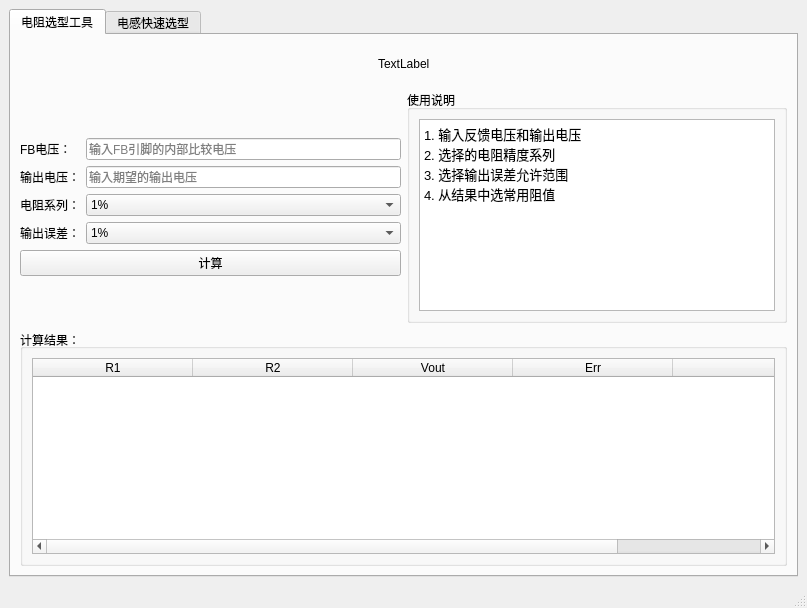
The window that src/mainwindow.ui (microcai/JLC_R_util) describes before a commit, drawn with Qt 5.
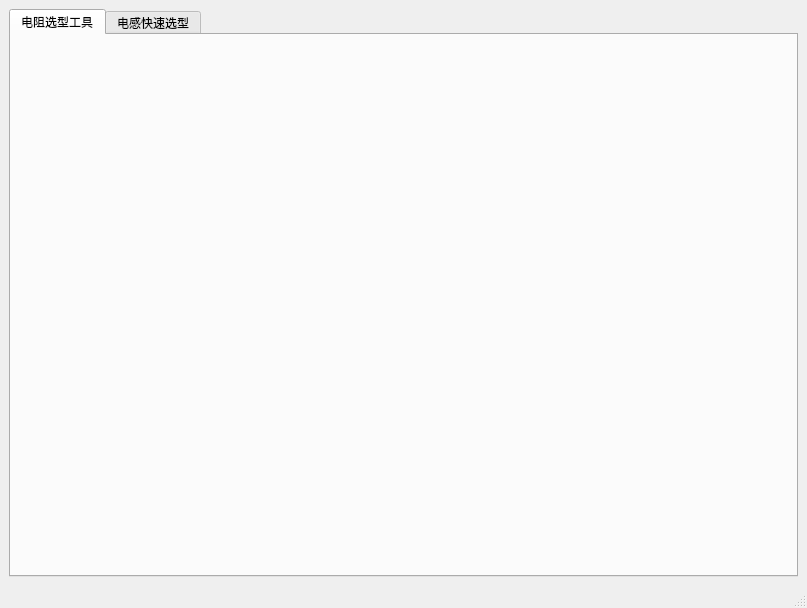
The same window after the commit. Custom widgets are drawn as their Qt base class.

Commit message: 分离设计。不同工具放入 tab

```diff
--- a/src/mainwindow.ui
+++ b/src/mainwindow.ui
@@ -24,253 +24,7 @@
        <attribute name="title">
         <string>电阻选型工具</string>
        </attribute>
-       <layout class="QVBoxLayout" name="verticalLayout_5" stretch="1,0,6">
-        <item>
-         <layout class="QHBoxLayout" name="horizontalLayout_3">
-          <item>
-           <spacer name="horizontalSpacer">
-            <property name="orientation">
-             <enum>Qt::Horizontal</enum>
-            </property>
-            <property name="sizeHint" stdset="0">
-             <size>
-              <width>40</width>
-              <height>20</height>
-             </size>
-            </property>
-           </spacer>
-          </item>
-          <item>
-           <widget class="QLabel" name="pic_show">
-            <property name="text">
-             <string>TextLabel</string>
-            </property>
-           </widget>
-          </item>
-          <item>
-           <spacer name="horizontalSpacer_2">
-            <property name="orientation">
-             <enum>Qt::Horizontal</enum>
-            </property>
-            <property name="sizeHint" stdset="0">
-             <size>
-              <width>40</width>
-              <height>20</height>
-             </size>
-            </property>
-           </spacer>
-          </item>
-         </layout>
-        </item>
-        <item>
-         <layout class="QHBoxLayout" name="horizontalLayout">
-          <item>
-           <layout class="QVBoxLayout" name="verticalLayout_3">
-            <item>
-             <layout class="QFormLayout" name="formLayout">
-              <property name="sizeConstraint">
-               <enum>QLayout::SetMaximumSize</enum>
-              </property>
-              <property name="formAlignment">
-               <set>Qt::AlignCenter</set>
-              </property>
-              <item row="0" column="0">
-               <widget class="QLabel" name="label">
-                <property name="text">
-                 <string>FB电压：</string>
-                </property>
-               </widget>
-              </item>
-              <item row="0" column="1">
-               <widget class="QLineEdit" name="fb_voltage">
-                <property name="contextMenuPolicy">
-                 <enum>Qt::DefaultContextMenu</enum>
-                </property>
-                <property name="acceptDrops">
-                 <bool>false</bool>
-                </property>
-                <property name="inputMethodHints">
-                 <set>Qt::ImhDigitsOnly</set>
-                </property>
-                <property name="text">
-                 <string notr="true"/>
-                </property>
-                <property name="maxLength">
-                 <number>32767</number>
-                </property>
-                <property name="echoMode">
-                 <enum>QLineEdit::Normal</enum>
-                </property>
-                <property name="placeholderText">
-                 <string>输入FB引脚的内部比较电压</string>
-                </property>
-               </widget>
-              </item>
-              <item row="1" column="0">
-               <widget class="QLabel" name="label_2">
-                <property name="text">
-                 <string>输出电压：</string>
-                </property>
-               </widget>
-              </item>
-              <item row="1" column="1">
-               <widget class="QLineEdit" name="out_voltage">
-                <property name="placeholderText">
-                 <string>输入期望的输出电压</string>
-                </property>
-               </widget>
-              </item>
-              <item row="2" column="0">
-               <widget class="QLabel" name="label_3">
-                <property name="text">
-                 <string>电阻系列：</string>
-                </property>
-               </widget>
-              </item>
-              <item row="3" column="0">
-               <widget class="QLabel" name="label_4">
-                <property name="text">
-                 <string>输出误差：</string>
-                </property>
-               </widget>
-              </item>
-              <item row="3" column="1">
-               <widget class="QComboBox" name="output_accuracy">
-                <item>
-                 <property name="text">
-                  <string>1%</string>
-                 </property>
-                </item>
-                <item>
-                 <property name="text">
-                  <string>5%</string>
-                 </property>
-                </item>
-                <item>
-                 <property name="text">
-                  <string>10%</string>
-                 </property>
-                </item>
-               </widget>
-              </item>
-              <item row="4" column="0" colspan="2">
-               <widget class="QPushButton" name="begin_calc">
-                <property name="text">
-                 <string>计算</string>
-                </property>
-               </widget>
-              </item>
-              <item row="2" column="1">
-               <widget class="QComboBox" name="resistance_type">
-                <item>
-                 <property name="text">
-                  <string>1%</string>
-                 </property>
-                </item>
-                <item>
-                 <property name="text">
-                  <string>5%</string>
-                 </property>
-                </item>
-                <item>
-                 <property name="text">
-                  <string>立创基础库电阻</string>
-                 </property>
-                </item>
-               </widget>
-              </item>
-             </layout>
-            </item>
-           </layout>
-          </item>
-          <item>
-           <widget class="QGroupBox" name="groupBox">
-            <property name="title">
-             <string>使用说明</string>
-            </property>
-            <layout class="QVBoxLayout" name="verticalLayout">
-             <item>
-              <widget class="QTextBrowser" name="textBrowser">
-               <property name="html">
-                <string>&lt;!DOCTYPE HTML PUBLIC &quot;-//W3C//DTD HTML 4.0//EN&quot; &quot;http://www.w3.org/TR/REC-html40/strict.dtd&quot;&gt;
-&lt;html&gt;&lt;head&gt;&lt;meta name=&quot;qrichtext&quot; content=&quot;1&quot; /&gt;&lt;style type=&quot;text/css&quot;&gt;
-p, li { white-space: pre-wrap; }
-&lt;/style&gt;&lt;/head&gt;&lt;body style=&quot; font-family:'Noto Sans'; font-size:10pt; font-weight:400; font-style:normal;&quot;&gt;
-&lt;p style=&quot; margin-top:0px; margin-bottom:0px; margin-left:0px; margin-right:0px; -qt-block-indent:0; text-indent:0px;&quot;&gt;1. 输入反馈电压和输出电压&lt;/p&gt;
-&lt;p style=&quot; margin-top:0px; margin-bottom:0px; margin-left:0px; margin-right:0px; -qt-block-indent:0; text-indent:0px;&quot;&gt;2. 选择的电阻精度系列&lt;/p&gt;
-&lt;p style=&quot; margin-top:0px; margin-bottom:0px; margin-left:0px; margin-right:0px; -qt-block-indent:0; text-indent:0px;&quot;&gt;3. 选择输出误差允许范围&lt;/p&gt;
-&lt;p style=&quot; margin-top:0px; margin-bottom:0px; margin-left:0px; margin-right:0px; -qt-block-indent:0; text-indent:0px;&quot;&gt;4. 从结果中选常用阻值&lt;/p&gt;&lt;/body&gt;&lt;/html&gt;</string>
-               </property>
-              </widget>
-             </item>
-            </layout>
-           </widget>
-          </item>
-         </layout>
-        </item>
-        <item>
-         <widget class="QGroupBox" name="groupBox_2">
-          <property name="title">
-           <string>计算结果：</string>
-          </property>
-          <property name="alignment">
-           <set>Qt::AlignLeading|Qt::AlignLeft|Qt::AlignVCenter</set>
-          </property>
-          <property name="flat">
-           <bool>false</bool>
-          </property>
-          <property name="checkable">
-           <bool>false</bool>
-          </property>
-          <layout class="QVBoxLayout" name="verticalLayout_2">
-           <item>
-            <widget class="QTableWidget" name="tableWidget">
-             <property name="columnCount">
-              <number>5</number>
-             </property>
-             <attribute name="horizontalHeaderCascadingSectionResizes">
-              <bool>false</bool>
-             </attribute>
-             <attribute name="horizontalHeaderMinimumSectionSize">
-              <number>60</number>
-             </attribute>
-             <attribute name="horizontalHeaderDefaultSectionSize">
-              <number>160</number>
-             </attribute>
-             <attribute name="horizontalHeaderStretchLastSection">
-              <bool>true</bool>
-             </attribute>
-             <column>
-              <property name="text">
-               <string>R1</string>
-              </property>
-             </column>
-             <column>
-              <property name="text">
-               <string>R2</string>
-              </property>
-             </column>
-             <column>
-              <property name="text">
-               <string>Vout</string>
-              </property>
-             </column>
-             <column>
-              <property name="text">
-               <string>Err</string>
-              </property>
-             </column>
-             <column>
-              <property name="text">
-               <string> </string>
-              </property>
-             </column>
-            </widget>
-           </item>
-          </layout>
-         </widget>
-        </item>
-       </layout>
+       <layout class="QVBoxLayout" name="verticalLayout_5"/>
       </widget>
       <widget class="QWidget" name="tab_2">
        <attribute name="title">
@@ -293,6 +47,14 @@
   </widget>
   <widget class="QStatusBar" name="statusbar"/>
  </widget>
+ <customwidgets>
+  <customwidget>
+   <class>R_select_window</class>
+   <extends>QWidget</extends>
+   <header>R_select_window.hpp</header>
+   <container>1</container>
+  </customwidget>
+ </customwidgets>
  <resources/>
  <connections/>
 </ui>
```
Left out of the diff: 4 changed lines with no effect on the pictures. The commit also changes 6 other files.
